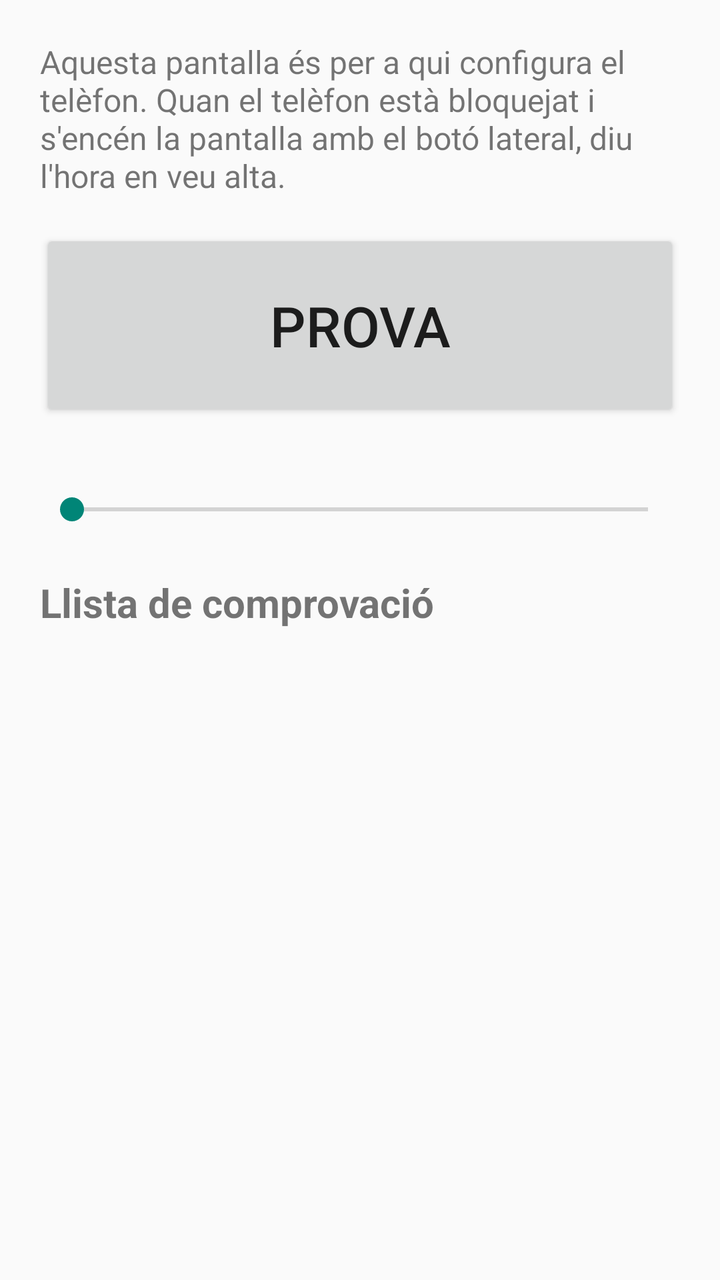
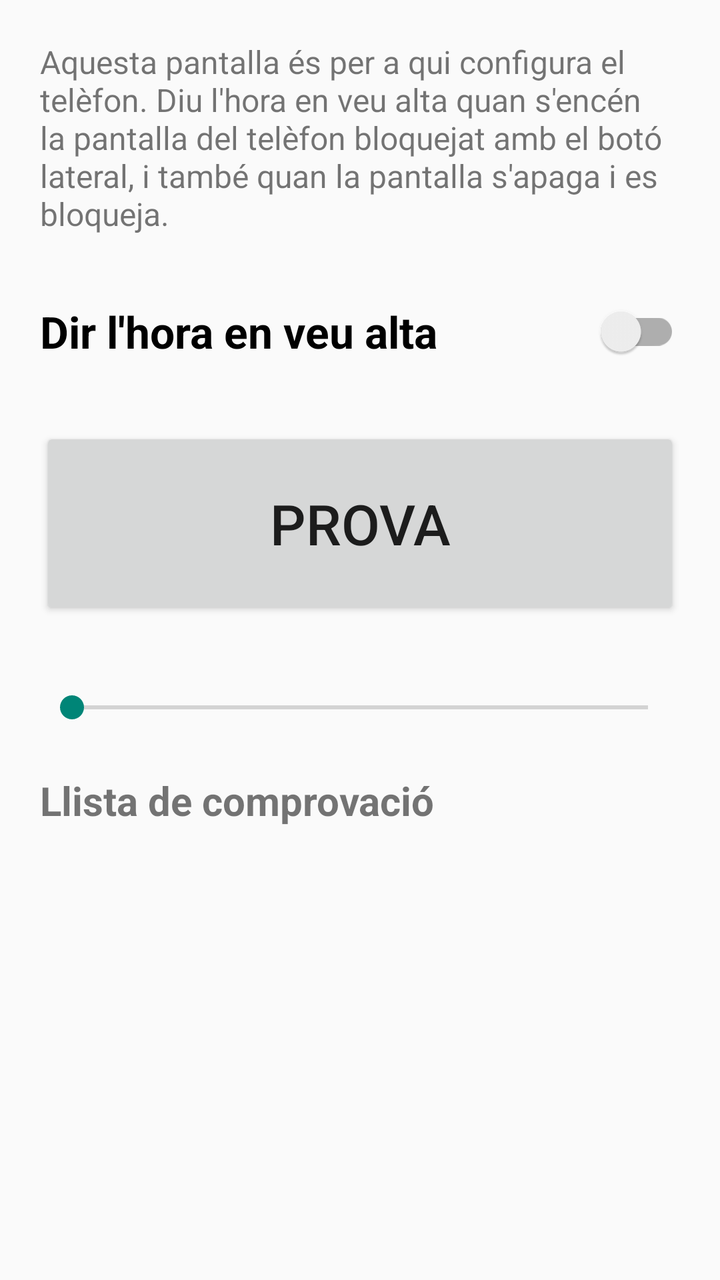

Before-and-after screenshots of an Android layout around one commit, followed by the original layout XML and the change that was made.
<!-- AndroidManifest.xml: application theme Theme.AppCompat.DayNight -->
<!-- res/layout/activity_main.xml -->
<?xml version="1.0" encoding="utf-8"?>
<ScrollView xmlns:android="http://schemas.android.com/apk/res/android"
    android:layout_width="match_parent"
    android:layout_height="match_parent"
    android:fitsSystemWindows="true">

    <LinearLayout
        android:layout_width="match_parent"
        android:layout_height="wrap_content"
        android:orientation="vertical"
        android:padding="20dp">

        <TextView
            android:layout_width="match_parent"
            android:layout_height="wrap_content"
            android:text="@string/intro"
            android:textSize="16sp" />

        <Button
            android:id="@+id/test_button"
            android:layout_width="match_parent"
            android:layout_height="96dp"
            android:layout_marginTop="16dp"
            android:text="@string/test_button"
            android:textSize="28sp" />

        <TextView
            android:id="@+id/rate_label"
            android:layout_width="match_parent"
            android:layout_height="wrap_content"
            android:layout_marginTop="16dp" />

        <SeekBar
            android:id="@+id/rate"
            android:layout_width="match_parent"
            android:layout_height="wrap_content"
            android:max="70" />

        <TextView
            android:layout_width="match_parent"
            android:layout_height="wrap_content"
            android:layout_marginTop="24dp"
            android:text="@string/checklist_title"
            android:textSize="20sp"
            android:textStyle="bold" />

        <LinearLayout
            android:id="@+id/checks"
            android:layout_width="match_parent"
            android:layout_height="wrap_content"
            android:orientation="vertical" />
    </LinearLayout>
</ScrollView>
<!-- resources referenced by this layout -->
<resources>
  <string name="checklist_title">Llista de comprovació</string>
  <string name="intro">Aquesta pantalla és per a qui configura el telèfon. Quan el telèfon està bloquejat i s\'encén la pantalla amb el botó lateral, diu l\'hora en veu alta.</string>
  <string name="test_button">Prova</string>
</resources>

<!-- the commit's change to res/layout/activity_main.xml (unified diff, before → after) -->
@@ -15,6 +15,16 @@
             android:layout_height="wrap_content"
             android:text="@string/intro"
             android:textSize="16sp" />
+
+        <androidx.appcompat.widget.SwitchCompat
+            android:id="@+id/speech_enabled"
+            android:layout_width="match_parent"
+            android:layout_height="wrap_content"
+            android:layout_marginTop="16dp"
+            android:minHeight="64dp"
+            android:text="@string/speech_enabled"
+            android:textSize="22sp"
+            android:textStyle="bold" />
 
         <Button
             android:id="@+id/test_button"
<!-- resource entries referenced after the edit -->
@@ -1,7 +1,8 @@
 <!-- resources referenced by this layout -->
 <resources>
   <string name="checklist_title">Llista de comprovació</string>
-  <string name="intro">Aquesta pantalla és per a qui configura el telèfon. Quan el telèfon està bloquejat i s\'encén la pantalla amb el botó lateral, diu l\'hora en veu alta.</string>
+  <string name="intro">Aquesta pantalla és per a qui configura el telèfon. Diu l\'hora en veu alta quan s\'encén la pantalla del telèfon bloquejat amb el botó lateral, i també quan la pantalla s\'apaga i es bloqueja.</string>
+  <string name="speech_enabled">Dir l\'hora en veu alta</string>
   <string name="test_button">Prova</string>
 </resources>
 
